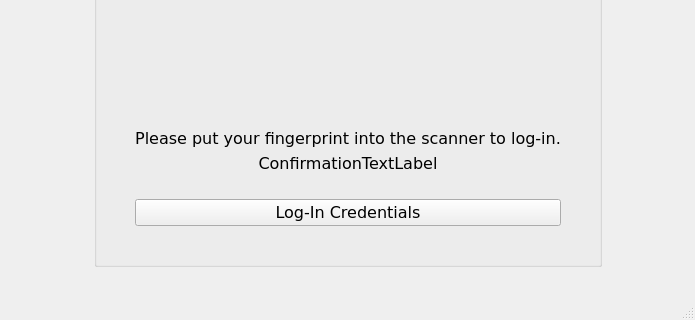
The window that CLOCKWORK_SEMESTER/log_in_main.ui (AmielJohnPadasay/ClockWork) describes before a commit, drawn with Qt 5; both pictures show x 0 to 695 and y 249 to 569 of the 695 by 569 pixel window.
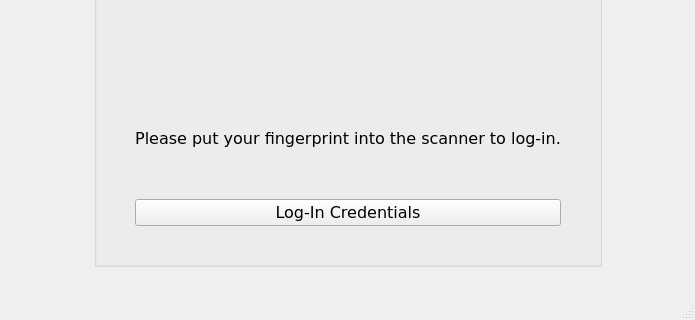
The same window after the commit. Icons and pictures are not drawn.

```diff
--- a/CLOCKWORK_SEMESTER/log_in_main.ui
+++ b/CLOCKWORK_SEMESTER/log_in_main.ui
@@ -337,7 +337,7 @@
               </font>
              </property>
              <property name="text">
-              <string>ConfirmationTextLabel</string>
+              <string/>
              </property>
              <property name="alignment">
               <set>Qt::AlignmentFlag::AlignCenter</set>
```
